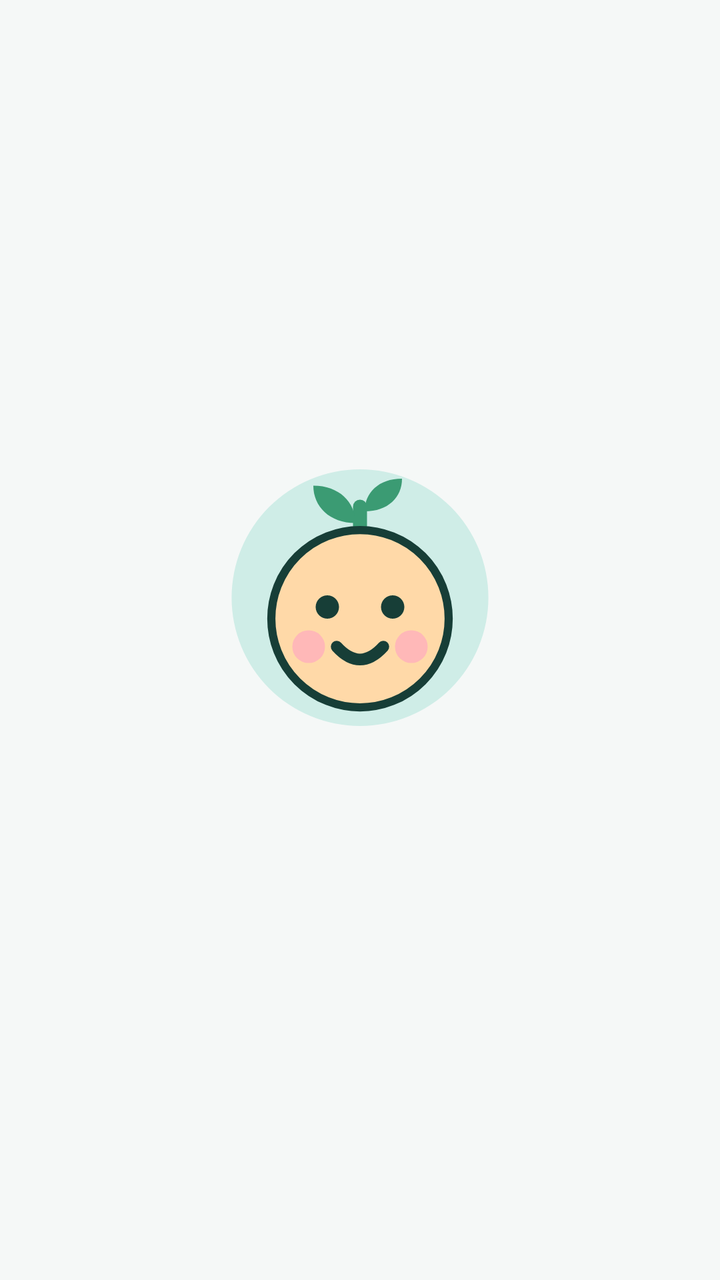
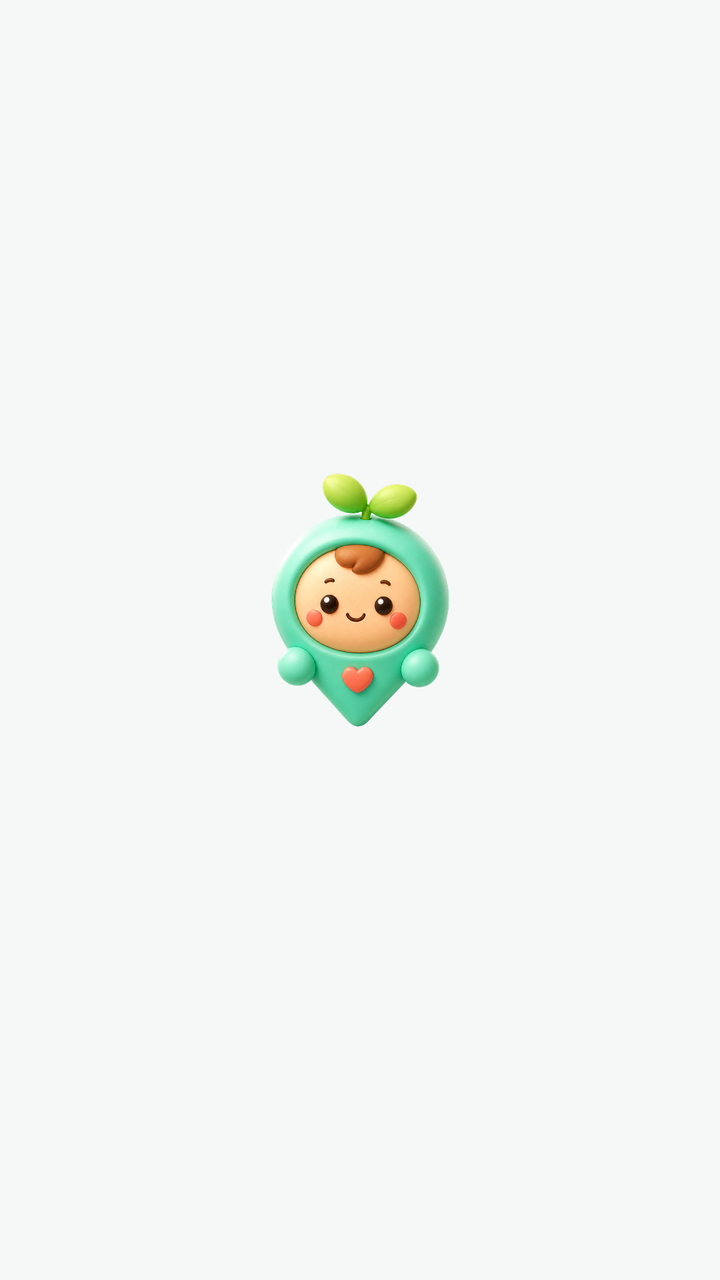

Two renders of the same Android screen: before a commit and after it. Below are the layout's source before the change and the commit's diff.
<!-- AndroidManifest.xml: application theme Theme.KidCare -->
<!-- res/layout/activity_router.xml -->
<?xml version="1.0" encoding="utf-8"?>
<androidx.constraintlayout.widget.ConstraintLayout
    xmlns:android="http://schemas.android.com/apk/res/android"
    xmlns:app="http://schemas.android.com/apk/res-auto"
    android:layout_width="match_parent"
    android:layout_height="match_parent"
    android:fitsSystemWindows="true">

    <ImageView
        android:id="@+id/mascot"
        android:layout_width="140dp"
        android:layout_height="140dp"
        android:layout_marginBottom="16dp"
        android:importantForAccessibility="no"
        android:src="@drawable/ic_mascot"
        app:layout_constraintBottom_toTopOf="@id/status_text"
        app:layout_constraintEnd_toEndOf="parent"
        app:layout_constraintStart_toStartOf="parent"
        app:layout_constraintTop_toTopOf="parent"
        app:layout_constraintVertical_chainStyle="packed" />

    
    <TextView
        android:id="@+id/status_text"
        android:layout_width="0dp"
        android:layout_height="wrap_content"
        android:layout_marginStart="32dp"
        android:layout_marginEnd="32dp"
        android:gravity="center"
        android:textAppearance="?attr/textAppearanceTitleMedium"
        android:textColor="?attr/colorOnSurfaceVariant"
        app:layout_constraintBottom_toTopOf="@id/retry_button"
        app:layout_constraintEnd_toEndOf="parent"
        app:layout_constraintStart_toStartOf="parent"
        app:layout_constraintTop_toBottomOf="@id/mascot" />

    
    <com.google.android.material.button.MaterialButton
        android:id="@+id/retry_button"
        android:layout_width="wrap_content"
        android:layout_height="56dp"
        android:layout_marginTop="24dp"
        android:paddingStart="32dp"
        android:paddingEnd="32dp"
        android:text="@string/router_retry"
        android:textAppearance="?attr/textAppearanceTitleMedium"
        android:visibility="gone"
        app:layout_constraintBottom_toBottomOf="parent"
        app:layout_constraintEnd_toEndOf="parent"
        app:layout_constraintStart_toStartOf="parent"
        app:layout_constraintTop_toBottomOf="@id/status_text" />
</androidx.constraintlayout.widget.ConstraintLayout>
<!-- resources referenced by this layout -->
<resources>
  <!-- drawable ic_mascot (drawable) -->
  <?xml version="1.0" encoding="utf-8"?>
  <vector xmlns:android="http://schemas.android.com/apk/res/android"
      android:width="120dp"
      android:height="120dp"
      android:viewportWidth="120"
      android:viewportHeight="120">
  
      <path
          android:pathData="M60,4 a55,55 0 1,0 0,110 a55,55 0 1,0 0,-110 Z"
          android:fillColor="@color/mascot_bg" />
  
      
      <path
          android:pathData="M60,34 L60,20"
          android:strokeColor="@color/mascot_leaf"
          android:strokeWidth="6"
          android:strokeLineCap="round" />
  
      
      <path
          android:pathData="M58,27 C47,27 40,20 40,11 C51,11 58,18 58,27 Z"
          android:fillColor="@color/mascot_leaf" />
      <path
          android:pathData="M62,22 C72,22 78,16 78,8 C68,8 62,14 62,22 Z"
          android:fillColor="@color/mascot_leaf" />
  
      
      <path
          android:pathData="M22,68 a38,38 0 1,0 76,0 a38,38 0 1,0 -76,0 Z"
          android:fillColor="@color/mascot_face"
          android:strokeColor="@color/mascot_line"
          android:strokeWidth="3.5" />
  
      
      <path
          android:pathData="M31,80 a7,7 0 1,0 14,0 a7,7 0 1,0 -14,0 Z"
          android:fillColor="@color/mascot_cheek" />
      <path
          android:pathData="M75,80 a7,7 0 1,0 14,0 a7,7 0 1,0 -14,0 Z"
          android:fillColor="@color/mascot_cheek" />
  
      
      <path
          android:pathData="M41,63 a5,5 0 1,0 10,0 a5,5 0 1,0 -10,0 Z"
          android:fillColor="@color/mascot_line" />
      <path
          android:pathData="M69,63 a5,5 0 1,0 10,0 a5,5 0 1,0 -10,0 Z"
          android:fillColor="@color/mascot_line" />
  
      
      <path
          android:pathData="M50,80 Q60,91 70,80"
          android:strokeColor="@color/mascot_line"
          android:strokeWidth="5"
          android:strokeLineCap="round" />
  </vector>
  <string name="router_retry">다시 시도</string>
  <color name="mascot_bg">#CFEDE7</color>
  <color name="mascot_leaf">#3B9B73</color>
  <color name="mascot_face">#FFD9A8</color>
  <color name="mascot_line">#173E37</color>
  <color name="mascot_cheek">#FFB8B8</color>
  <color name="sky">#287D70</color>
  <color name="on_accent">#FFFFFF</color>
  <color name="sky_soft">#D8EEE9</color>
  <color name="ink">#172522</color>
  <color name="apricot">#F2A65A</color>
  <color name="apricot_soft">#FFF0DF</color>
  <color name="on_apricot_soft">#4A2B0D</color>
  <color name="grass">#4EA970</color>
  <color name="grass_soft">#DDF3E4</color>
  <color name="berry_ink">#A23E3E</color>
  <color name="paper_card">#FFFFFF</color>
  <color name="berry_soft">#FCE7E7</color>
  <color name="on_berry_soft">#4B1717</color>
  <color name="paper">#F5F8F7</color>
  <color name="paper_fold">#E8F0EE</color>
  <color name="ink_soft">#52635F</color>
  <color name="line">#71827E</color>
  <color name="line_soft">#D8E3E0</color>
  <style parent="" name="ShapeAppearance.KidCare.ExtraSmall">
          <item name="cornerFamily">rounded</item>
          <item name="cornerSize">6dp</item>
      </style>
  <style parent="" name="ShapeAppearance.KidCare.Small">
          <item name="cornerFamily">rounded</item>
          <item name="cornerSize">12dp</item>
      </style>
  <style parent="" name="ShapeAppearance.KidCare.Medium">
          <item name="cornerFamily">rounded</item>
          <item name="cornerSize">18dp</item>
      </style>
  <style parent="" name="ShapeAppearance.KidCare.Large">
          <item name="cornerFamily">rounded</item>
          <item name="cornerSize">24dp</item>
      </style>
  <style parent="" name="ShapeAppearance.KidCare.ExtraLarge">
          <item name="cornerFamily">rounded</item>
          <item name="cornerSize">28dp</item>
      </style>
  <style name="TextAppearance.KidCare.BodySmall" parent="TextAppearance.Material3.BodySmall">
          <item name="android:textSize">13sp</item><item name="lineHeight">19sp</item>
      </style>
  <style parent="" name="ShapeAppearance.KidCare.Pill">
          <item name="cornerFamily">rounded</item>
          <item name="cornerSize">50%</item>
      </style>
  <!-- unchanged entries left out for length: 21 -->
</resources>

<!-- the commit's change to res/layout/activity_router.xml (unified diff, before → after) -->
@@ -12,7 +12,7 @@
         android:layout_height="140dp"
         android:layout_marginBottom="16dp"
         android:importantForAccessibility="no"
-        android:src="@drawable/ic_mascot"
+        android:src="@drawable/mascot_3d"
         app:layout_constraintBottom_toTopOf="@id/status_text"
         app:layout_constraintEnd_toEndOf="parent"
         app:layout_constraintStart_toStartOf="parent"
<!-- resource entries referenced after the edit -->
@@ -1,68 +1,7 @@
 <!-- resources referenced by this layout -->
 <resources>
-  <!-- drawable ic_mascot (drawable) -->
-  <?xml version="1.0" encoding="utf-8"?>
-  <vector xmlns:android="http://schemas.android.com/apk/res/android"
-      android:width="120dp"
-      android:height="120dp"
-      android:viewportWidth="120"
-      android:viewportHeight="120">
-  
-      <path
-          android:pathData="M60,4 a55,55 0 1,0 0,110 a55,55 0 1,0 0,-110 Z"
-          android:fillColor="@color/mascot_bg" />
-  
-      
-      <path
-          android:pathData="M60,34 L60,20"
-          android:strokeColor="@color/mascot_leaf"
-          android:strokeWidth="6"
-          android:strokeLineCap="round" />
-  
-      
-      <path
-          android:pathData="M58,27 C47,27 40,20 40,11 C51,11 58,18 58,27 Z"
-          android:fillColor="@color/mascot_leaf" />
-      <path
-          android:pathData="M62,22 C72,22 78,16 78,8 C68,8 62,14 62,22 Z"
-          android:fillColor="@color/mascot_leaf" />
-  
-      
-      <path
-          android:pathData="M22,68 a38,38 0 1,0 76,0 a38,38 0 1,0 -76,0 Z"
-          android:fillColor="@color/mascot_face"
-          android:strokeColor="@color/mascot_line"
-          android:strokeWidth="3.5" />
-  
-      
-      <path
-          android:pathData="M31,80 a7,7 0 1,0 14,0 a7,7 0 1,0 -14,0 Z"
-          android:fillColor="@color/mascot_cheek" />
-      <path
-          android:pathData="M75,80 a7,7 0 1,0 14,0 a7,7 0 1,0 -14,0 Z"
-          android:fillColor="@color/mascot_cheek" />
-  
-      
-      <path
-          android:pathData="M41,63 a5,5 0 1,0 10,0 a5,5 0 1,0 -10,0 Z"
-          android:fillColor="@color/mascot_line" />
-      <path
-          android:pathData="M69,63 a5,5 0 1,0 10,0 a5,5 0 1,0 -10,0 Z"
-          android:fillColor="@color/mascot_line" />
-  
-      
-      <path
-          android:pathData="M50,80 Q60,91 70,80"
-          android:strokeColor="@color/mascot_line"
-          android:strokeWidth="5"
-          android:strokeLineCap="round" />
-  </vector>
+  <!-- drawable mascot_3d: png bitmap (drawable-nodpi, 375382 bytes) -->
   <string name="router_retry">다시 시도</string>
-  <color name="mascot_bg">#CFEDE7</color>
-  <color name="mascot_leaf">#3B9B73</color>
-  <color name="mascot_face">#FFD9A8</color>
-  <color name="mascot_line">#173E37</color>
-  <color name="mascot_cheek">#FFB8B8</color>
   <color name="sky">#287D70</color>
   <color name="on_accent">#FFFFFF</color>
   <color name="sky_soft">#D8EEE9</color>
